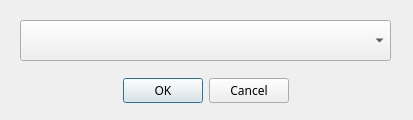
yang-zhongtian/PYCM, file Console/UI/NetworkDeviceSelectUI.ui: the form before one commit.
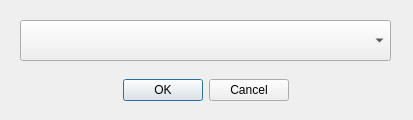
The form after the commit. Icons and pictures are not drawn.

What changed in the file:
```diff
--- a/Console/UI/NetworkDeviceSelectUI.ui
+++ b/Console/UI/NetworkDeviceSelectUI.ui
@@ -26,11 +26,6 @@
      <height>41</height>
     </rect>
    </property>
-   <property name="font">
-    <font>
-     <family>微软雅黑</family>
-    </font>
-   </property>
    <property name="orientation">
     <enum>Qt::Horizontal</enum>
    </property>
```
Left out of the diff: 3 changed lines with no effect on the pictures.
